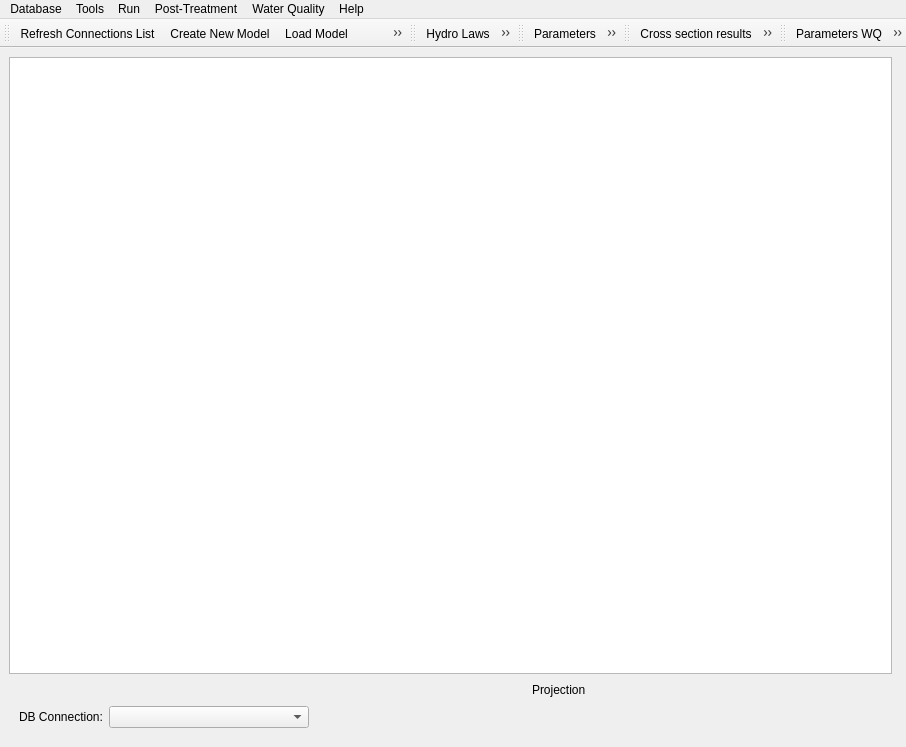
Before: the Qt Designer form ui/MascPlug_dialog_base.ui in Artelia/Mascaret, drawn with Qt 5.
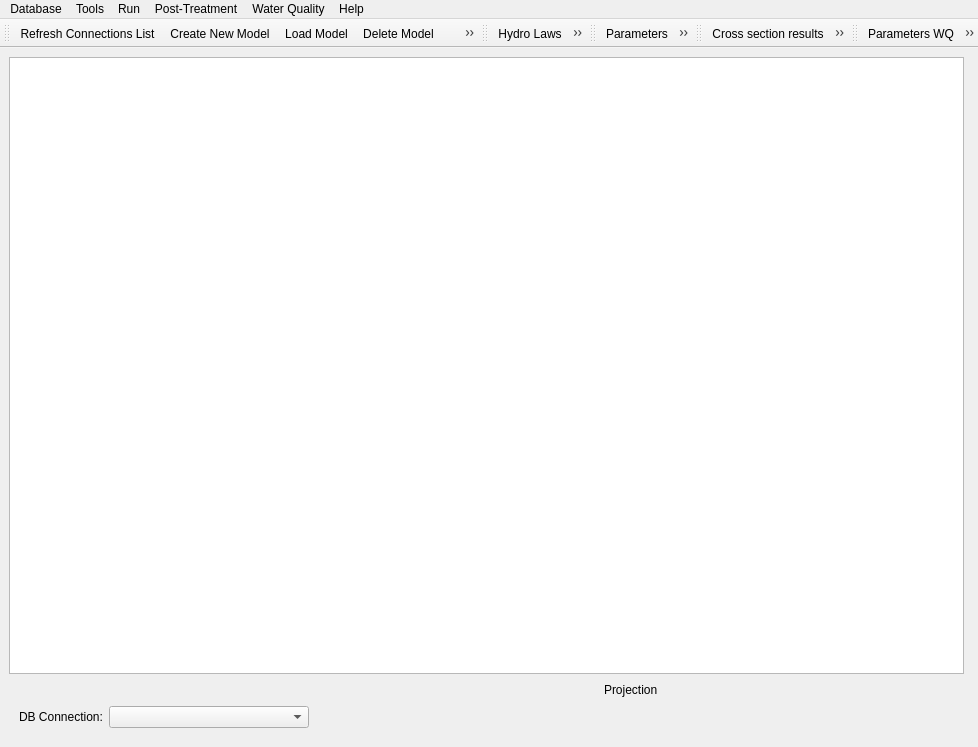
After: the same form once the commit is applied. Icons and pictures are not drawn. Custom widgets are drawn as their Qt base class.

The edit to the form file:
```diff
--- a/ui/MascPlug_dialog_base.ui
+++ b/ui/MascPlug_dialog_base.ui
@@ -9,7 +9,7 @@
    <rect>
     <x>0</x>
     <y>0</y>
-    <width>906</width>
+    <width>978</width>
     <height>747</height>
    </rect>
   </property>
@@ -176,8 +176,8 @@
     <rect>
      <x>0</x>
      <y>0</y>
-     <width>906</width>
-     <height>26</height>
+     <width>978</width>
+     <height>21</height>
     </rect>
    </property>
    <widget class="QMenu" name="menuHelp">
@@ -315,6 +315,7 @@
    <addaction name="actionStructures"/>
    <addaction name="separator"/>
    <addaction name="action_Extract_MNTfor_profile"/>
+   <addaction name="actionExtract_Beds"/>
   </widget>
   <widget class="QToolBar" name="RunToolBar">
    <property name="windowTitle">
@@ -430,7 +431,7 @@
      <normaloff>:/plugins/Mascaret/icones/mntExtract.png</normaloff>:/plugins/Mascaret/icones/mntExtract.png</iconset>
    </property>
    <property name="text">
-    <string> Extract MNT for profile</string>
+    <string>Extract MNT for profile</string>
    </property>
   </action>
   <action name="actionSteady">
@@ -784,6 +785,18 @@
     <string>Rebuild Table (Vacuum Full)</string>
    </property>
   </action>
+  <action name="actionExtract_Beds">
+   <property name="icon">
+    <iconset resource="../resources.qrc">
+     <normaloff>:/plugins/Mascaret/icones/play.png</normaloff>:/plugins/Mascaret/icones/play.png</iconset>
+   </property>
+   <property name="text">
+    <string>Extract Beds for profile</string>
+   </property>
+   <property name="toolTip">
+    <string>Extract Beds for profile</string>
+   </property>
+  </action>
  </widget>
  <customwidgets>
   <customwidget>
```
Left out of the diff: 3 changed lines with no effect on the pictures.
